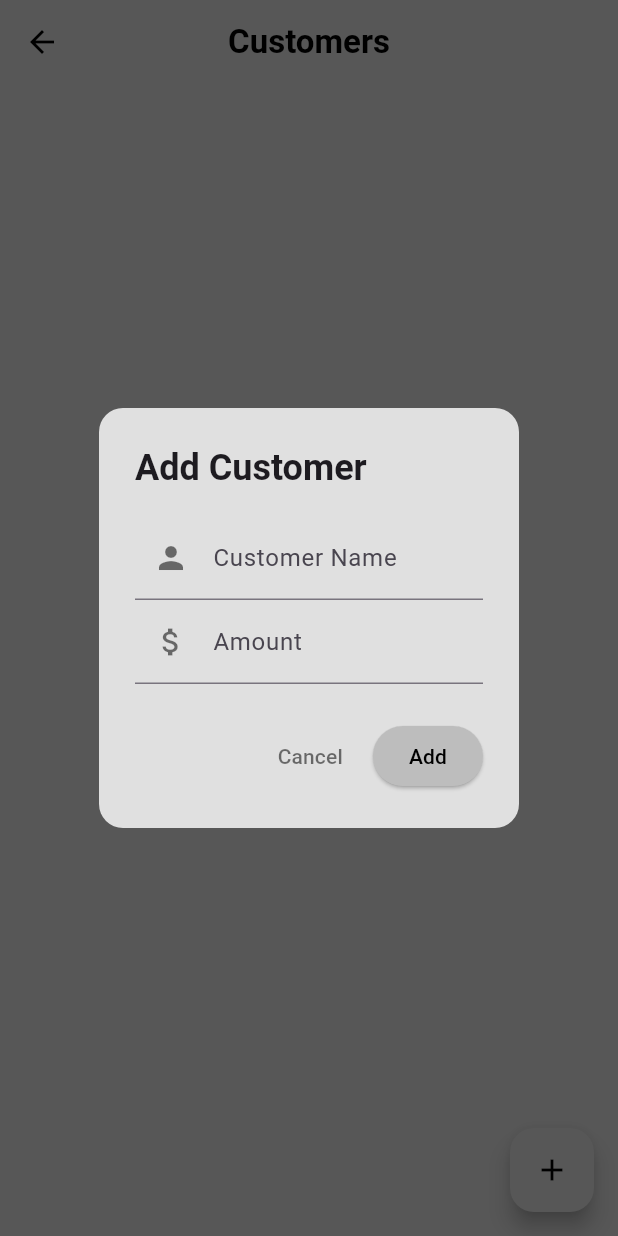
After one commit to Aravind556/Logs, a Flutter app: the CustomerPage screen opened by its route, after a tap on the "add" icon, on a phone screen of 412 x 824 dp. The commit adds this screen. Run offline on Flutter 3.47's test engine with Material 3 defaults, Android fonts, the phone set to English and light mode, and no system bars.

Commit message:
Organised files

```diff
--- /dev/null
+++ b/lib/componenets/Dialog.dart
@@ -0,0 +1,65 @@
+import 'package:flutter/material.dart';
+
+class Dialogbox extends StatelessWidget {
+  final TextEditingController nameController;
+  final TextEditingController amountController;
+  final void Function(String name, int amount) onAdd;
+
+  const Dialogbox({
+    super.key,
+    required this.nameController,
+    required this.amountController,
+    required this.onAdd,
+  });
+
+  @override
+  Widget build(BuildContext context) {
+    return AlertDialog(
+      backgroundColor: Colors.grey[300],
+      shape: RoundedRectangleBorder(borderRadius: BorderRadius.circular(16)),
+      title: const Text('Add Customer', style: TextStyle(fontWeight: FontWeight.bold)),
+      content: Column(
+        mainAxisSize: MainAxisSize.min,
+        children: [
+          TextField(
+            controller: nameController,
+            decoration: const InputDecoration(
+              labelText: 'Customer Name',
+              prefixIcon: Icon(Icons.person, color: Colors.black54),
+            ),
+          ),
+          TextField(
+            controller: amountController,
+            decoration: const InputDecoration(
+              labelText: 'Amount',
+              prefixIcon: Icon(Icons.attach_money, color: Colors.black54),
+            ),
+            keyboardType: TextInputType.number,
+          ),
+        ],
+      ),
+      actions: [
+        TextButton(
+          onPressed: () => Navigator.pop(context),
+          child: const Text('Cancel', style: TextStyle(color: Colors.black54)),
+        ),
+        ElevatedButton(
+          style: ElevatedButton.styleFrom(
+            backgroundColor: Colors.grey[400],
+            foregroundColor: Colors.black,
+          ),
+          onPressed: () {
+            if (nameController.text.isNotEmpty && amountController.text.isNotEmpty) {
+              final int? amount = int.tryParse(amountController.text);
+              if (amount != null) {
+                onAdd(nameController.text, amount);
+                Navigator.pop(context);
+              }
+            }
+          },
+          child: const Text('Add'),
+        ),
+      ],
+    );
+  }
+}
```
Also changed, not shown: lib/pages/customerpage.dart (+6 -47 lines).
